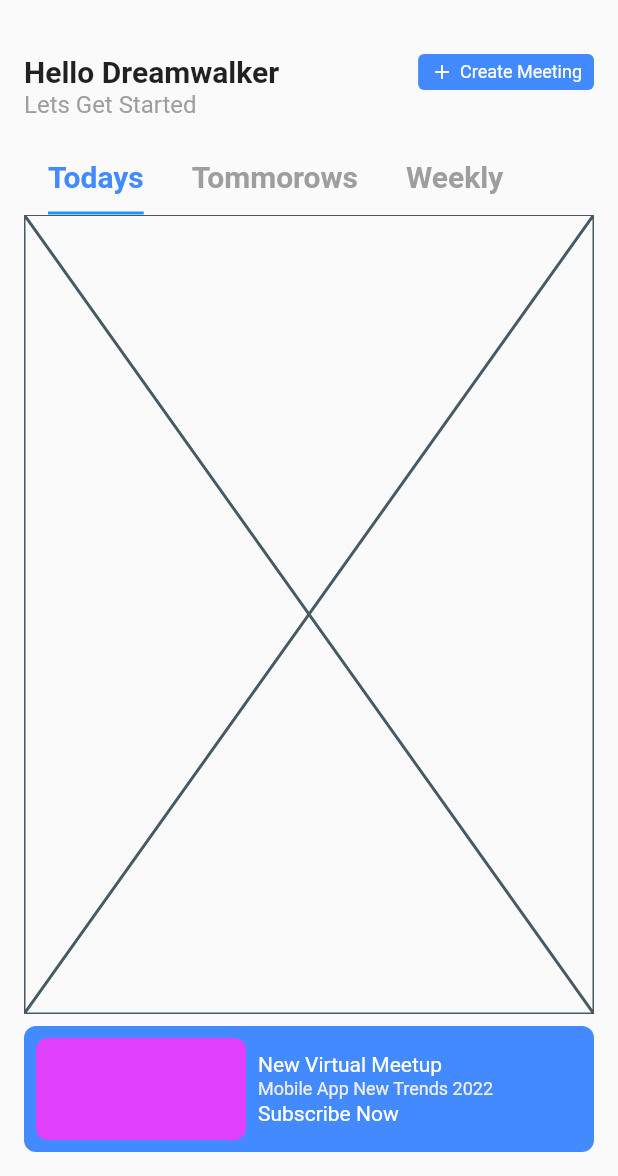
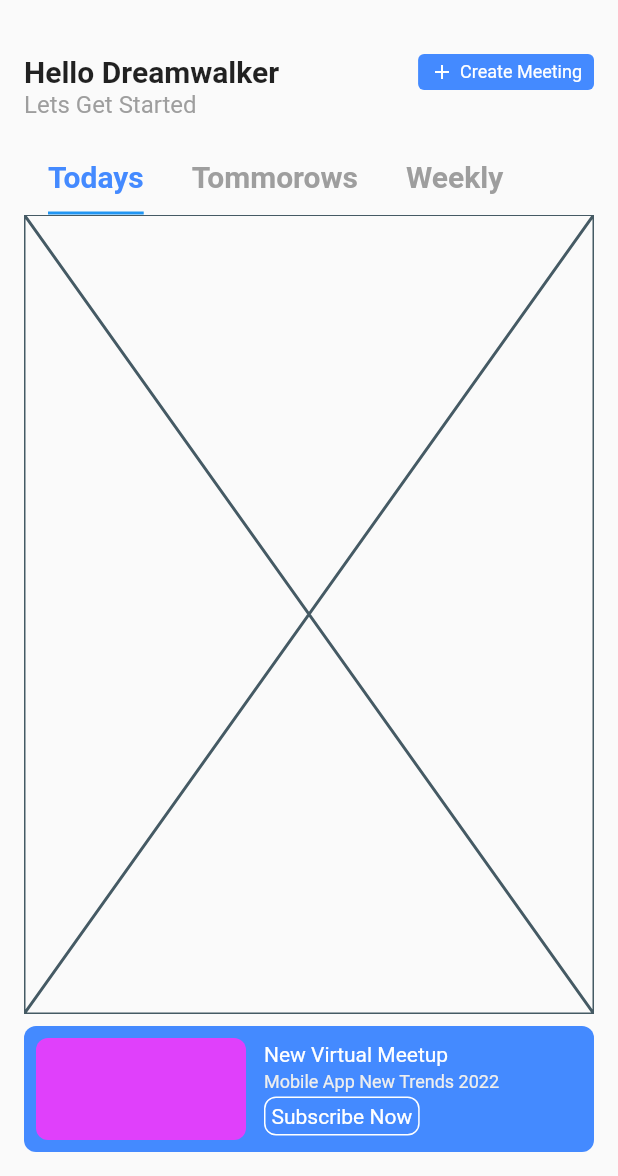
Before and after one commit to JAICHANGPARK/flutter_notebook_19th_story, a Flutter app: the screen it shows after launch, on a phone screen of 412 x 824 dp, the part 60-1236 px from its top. Run offline on Flutter 3.47's test engine with Material 2 defaults, Android fonts, the phone set to English and light mode, and no system bars; our stand-ins replace bubble_tab_indicator, cached_network_image, countup, fl_chart, flutter_riverpod, freezed_annotation and 2 more.

Commit message:
Update office_main_page.dart

```diff
--- a/lib/ep1139_office_meeting_app/src/ui/office_main_page.dart
+++ b/lib/ep1139_office_meeting_app/src/ui/office_main_page.dart
@@ -148,9 +148,8 @@ class _OfficeMainPageState extends State<OfficeMainPage> {
                         ),
                       ),
                       Padding(
-                        padding: const EdgeInsets.all(8.0),
+                        padding: const EdgeInsets.only(left: 12),
                         child: Column(
-
                           crossAxisAlignment: CrossAxisAlignment.start,
                           mainAxisAlignment: MainAxisAlignment.spaceEvenly,
                           children: [
@@ -158,17 +157,19 @@ class _OfficeMainPageState extends State<OfficeMainPage> {
                               "New Virtual Meetup",
                               style: TextStyle(
                                 color: Colors.white,
-
                               ),
                             ),
-                            Text("Mobile App New Trends 2022",style: TextStyle(
-                              fontSize: 12,
-                              color: Colors.grey[200]
-                            ),),
+                            Text(
+                              "Mobile App New Trends 2022",
+                              style: TextStyle(fontSize: 12, color: Colors.grey[200]),
+                            ),
                             Container(
                               decoration: BoxDecoration(
-
-                              ),
+                                  borderRadius: BorderRadius.circular(8),
+                                  border: Border.all(
+                                    color: Colors.white,
+                                  ),),
+                              padding: EdgeInsets.symmetric(horizontal: 4, vertical: 4),
                               child: Center(
                                 child: Text(
                                   "Subscribe Now",
```
